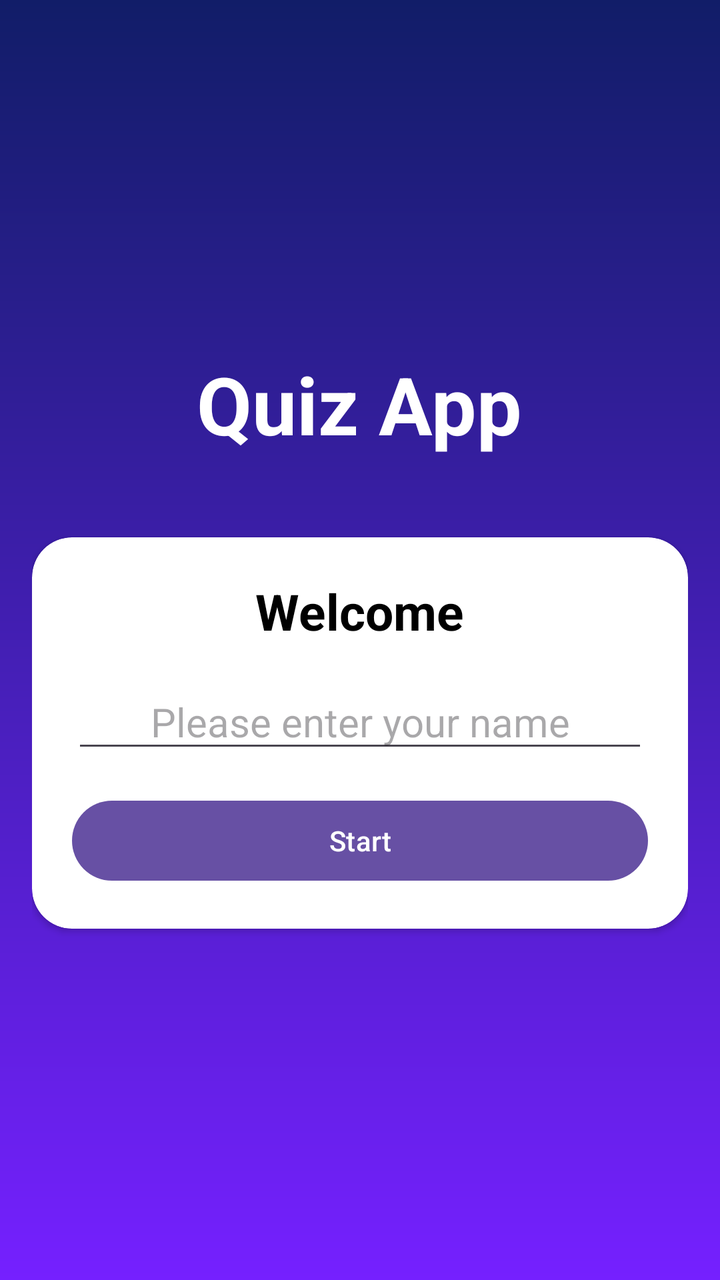
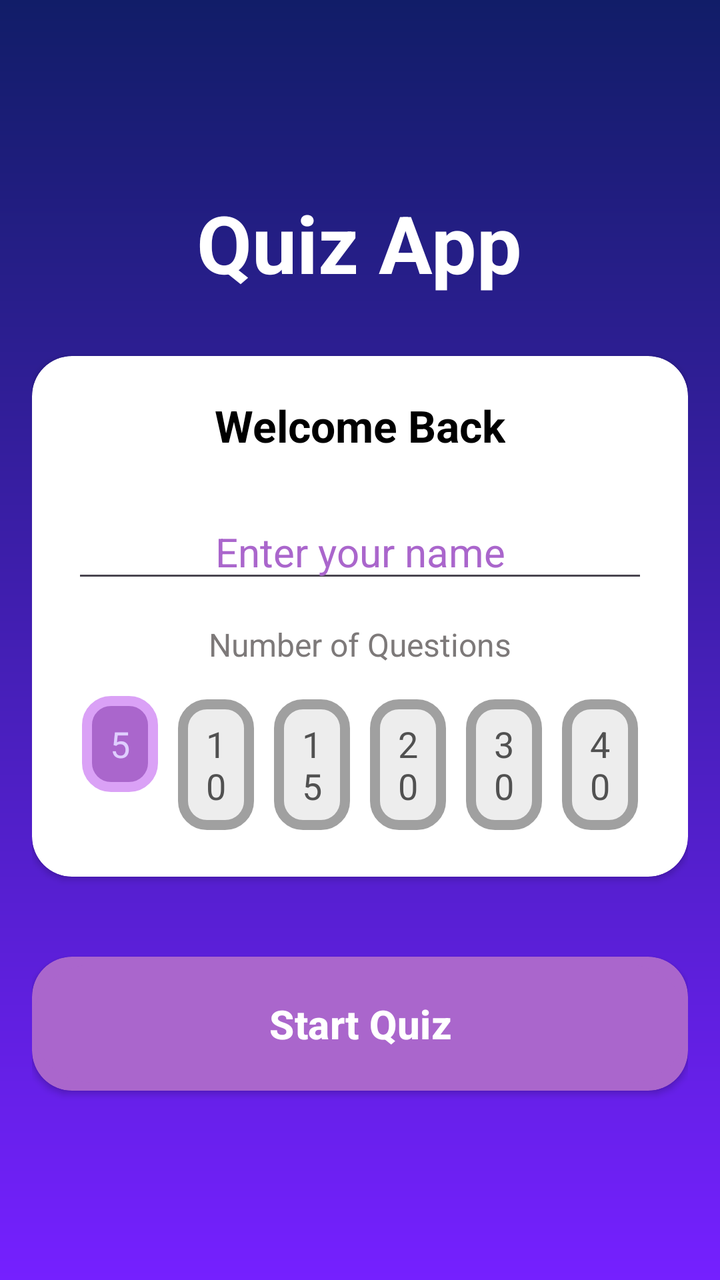

Two renders of the same Android screen: before a commit and after it. Below are the layout's source before the change and the commit's diff.
<!-- AndroidManifest.xml: application theme Theme.QuizApp -->
<!-- res/layout/activity_main.xml -->
<?xml version="1.0" encoding="utf-8"?>
<androidx.appcompat.widget.LinearLayoutCompat xmlns:android="http://schemas.android.com/apk/res/android"
    xmlns:app="http://schemas.android.com/apk/res-auto"
    xmlns:tools="http://schemas.android.com/tools"
    android:layout_width="match_parent"
    android:layout_height="match_parent"
    android:orientation="vertical"
    android:padding="16dp"
    android:background="@drawable/bg"
    android:gravity="center"
    tools:context=".MainActivity">

    
    <TextView
        android:layout_width="wrap_content"
        android:layout_height="wrap_content"
        android:text="@string/quiz_app_text"
        android:textSize="40sp"
        android:textColor="@android:color/white"
    android:textStyle="bold"
    android:layout_marginBottom="40dp"
    />

    
    <androidx.cardview.widget.CardView
        android:layout_width="match_parent"
        android:layout_height="wrap_content"
        app:cardBackgroundColor="@android:color/white"
    app:cardCornerRadius="20dp"
    >

    <androidx.appcompat.widget.LinearLayoutCompat
        android:layout_width="match_parent"
        android:layout_height="wrap_content"
        android:orientation="vertical"
        android:gravity="center"
        android:padding="20dp">

        
        <TextView
            android:layout_width="wrap_content"
            android:layout_height="wrap_content"
            android:text="@string/welcome_text"
            android:textStyle="bold"
            android:textSize="25sp"
            android:textColor="@android:color/black"
        />

        
        <EditText
            android:id="@+id/name_input"
            android:layout_width="match_parent"
            android:layout_height="wrap_content"
            android:hint="@string/enter_name_prompt"
            android:textSize="20sp"
            android:textStyle="normal"
            android:inputType="text"
            android:maxLines="1"
            android:singleLine="true"
            android:textAlignment="center"
            android:textColor="@android:color/holo_purple"
        android:layout_marginTop="15dp"
        android:layout_marginBottom="15dp"
        />

        
        <Button
            android:layout_width="match_parent"
            android:layout_height="wrap_content"
            android:text="Start"
            android:id="@+id/start_btn"
            />

    </androidx.appcompat.widget.LinearLayoutCompat>

</androidx.cardview.widget.CardView>

    </androidx.appcompat.widget.LinearLayoutCompat>
<!-- resources referenced by this layout -->
<resources>
  <!-- drawable bg (drawable) -->
  <?xml version="1.0" encoding="utf-8"?>
  <shape android:shape="rectangle" xmlns:android="http://schemas.android.com/apk/res/android">
  
      <gradient android:startColor="#7520FF"
          android:endColor="#111D68"
          android:angle="90 ">
  
      </gradient>
  </shape>
  <string name="enter_name_prompt">Please enter your name</string>
  <string name="quiz_app_text">Quiz App</string>
  <string name="welcome_text">Welcome</string>
  <style name="Theme.QuizApp" parent="Base.Theme.QuizApp">
          <item name="android:windowFullscreen">true</item>
      </style>
  <style name="Base.Theme.QuizApp" parent="Theme.Material3.DayNight.NoActionBar">
          
          
      </style>
</resources>

<!-- the commit's change to res/layout/activity_main.xml (unified diff, before → after) -->
@@ -1,5 +1,5 @@
 <?xml version="1.0" encoding="utf-8"?>
-<androidx.appcompat.widget.LinearLayoutCompat xmlns:android="http://schemas.android.com/apk/res/android"
+    <androidx.appcompat.widget.LinearLayoutCompat xmlns:android="http://schemas.android.com/apk/res/android"
     xmlns:app="http://schemas.android.com/apk/res-auto"
     xmlns:tools="http://schemas.android.com/tools"
     android:layout_width="match_parent"
@@ -17,62 +17,178 @@
         android:text="@string/quiz_app_text"
         android:textSize="40sp"
         android:textColor="@android:color/white"
-    android:textStyle="bold"
-    android:layout_marginBottom="40dp"
-    />
+        android:textStyle="bold"
+        android:layout_marginBottom="30dp"
+        android:gravity="center" />
 
     
     <androidx.cardview.widget.CardView
         android:layout_width="match_parent"
         android:layout_height="wrap_content"
         app:cardBackgroundColor="@android:color/white"
-    app:cardCornerRadius="20dp"
-    >
+        app:cardCornerRadius="20dp"
+        android:layout_marginBottom="20dp">
 
-    <androidx.appcompat.widget.LinearLayoutCompat
+        <androidx.appcompat.widget.LinearLayoutCompat
+            android:layout_width="match_parent"
+            android:layout_height="wrap_content"
+            android:orientation="vertical"
+            android:gravity="center"
+            android:padding="20dp">
+
+            
+            <TextView
+                android:layout_width="wrap_content"
+                android:layout_height="wrap_content"
+                android:text="@string/welcome_text"
+                android:textStyle="bold"
+                android:textSize="22sp"
+                android:textColor="@android:color/black"
+                android:gravity="center"
+                android:layout_marginBottom="10dp" />
+
+            
+            <EditText
+                android:id="@+id/name_input"
+                android:layout_width="match_parent"
+                android:layout_height="wrap_content"
+                android:hint="@string/enter_name_prompt"
+                android:textSize="20sp"
+                android:inputType="text"
+                android:focusedByDefault="true"
+                android:textColorHint="@android:color/holo_purple"
+                android:textAlignment="center"
+                android:textColor="@android:color/holo_purple"
+                android:layout_marginTop="15dp"
+                android:layout_marginBottom="15dp" />
+
+            
+            <TextView
+                android:layout_width="match_parent"
+                android:layout_height="wrap_content"
+                android:text="Number of Questions"
+                android:textColor="#7D7979"
+                android:textSize="16sp"
+                android:gravity="center"
+                android:layout_marginBottom="10dp" />
+
+            
+            <RadioGroup
+                android:id="@+id/question_count_radio_group"
+                android:layout_width="wrap_content"
+                android:layout_height="wrap_content"
+                android:orientation="horizontal"
+                >
+                
+                <RadioButton
+                    android:id="@+id/question_5"
+                    android:layout_width="wrap_content"
+                    android:layout_height="wrap_content"
+                    android:layout_weight="1"
+                    android:text="5"
+                    android:gravity="center"
+                    android:button="@null"
+                    android:background="@drawable/selector_button"
+                    android:textColor="@color/selector_button"
+                    android:textSize="18sp"
+                    android:padding="10dp"
+                    android:layout_margin="5dp"
+                    android:checked="true" />
+
+                <RadioButton
+                    android:id="@+id/question_10"
+                    android:layout_width="wrap_content"
+                    android:layout_height="wrap_content"
+                    android:layout_weight="1"
+                    android:text="10"
+                    android:gravity="center"
+                    android:button="@null"
+                    android:background="@drawable/selector_button"
+                    android:textColor="@color/selector_button"
+                    android:textSize="18sp"
+                    android:padding="10dp"
+                    android:layout_margin="5dp" />
+
+                <RadioButton
+                    android:id="@+id/question_15"
+                    android:layout_width="wrap_content"
+                    android:layout_height="wrap_content"
+                    android:layout_weight="1"
+                    android:text="15"
+                    android:gravity="center"
+                    android:button="@null"
+                    android:background="@drawable/selector_button"
+                    android:textColor="@color/selector_button"
+                    android:textSize="18sp"
+                    android:padding="10dp"
+                    android:layout_margin="5dp" />
+
+                <RadioButton
+                    android:id="@+id/question_20"
+                    android:layout_width="wrap_content"
+                    android:layout_height="wrap_content"
+                    android:layout_weight="1"
+                    android:text="20"
+                    android:gravity="center"
+                    android:button="@null"
+                    android:background="@drawable/selector_button"
+                    android:textColor="@color/selector_button"
+                    android:textSize="18sp"
+                    android:padding="10dp"
+                    android:layout_margin="5dp" />
+
+                <RadioButton
+                    android:id="@+id/question_30"
+                    android:layout_width="wrap_content"
+                    android:layout_height="wrap_content"
+                    android:layout_weight="1"
+                    android:text="30"
+                    android:button="@null"
+                    android:gravity="center"
+                    android:background="@drawable/selector_button"
+                    android:textColor="@color/selector_button"
+                    android:textSize="18sp"
+                    android:padding="10dp"
+                    android:layout_margin="5dp" />
+
+                <RadioButton
+                    android:id="@+id/question_40"
+                    android:layout_width="wrap_content"
+                    android:layout_height="wrap_content"
+                    android:layout_weight="1"
+                    android:text="40"
+                    android:button="@null"
+                    android:gravity="center"
+                    android:background="@drawable/selector_button"
+                    android:textColor="@color/selector_button"
+                    android:textSize="18sp"
+                    android:padding="10dp"
+                    android:layout_margin="5dp" />
+
+            </RadioGroup>
+
+        </androidx.appcompat.widget.LinearLayoutCompat>
+    </androidx.cardview.widget.CardView>
+
+    
+    <androidx.cardview.widget.CardView
         android:layout_width="match_parent"
         android:layout_height="wrap_content"
-        android:orientation="vertical"
-        android:gravity="center"
-        android:padding="20dp">
+        app:cardCornerRadius="20dp"
+        android:layout_marginTop="20dp"
+        app:cardBackgroundColor="@android:color/holo_purple">
 
-        
-        <TextView
-            android:layout_width="wrap_content"
-            android:layout_height="wrap_content"
-            android:text="@string/welcome_text"
-            android:textStyle="bold"
-            android:textSize="25sp"
-            android:textColor="@android:color/black"
-        />
-
-        
-        <EditText
-            android:id="@+id/name_input"
+        <Button
+            android:id="@+id/start_btn"
             android:layout_width="match_parent"
             android:layout_height="wrap_content"
-            android:hint="@string/enter_name_prompt"
+            android:text="Start Quiz"
+            android:textStyle="bold"
             android:textSize="20sp"
-            android:textStyle="normal"
-            android:inputType="text"
-            android:maxLines="1"
-            android:singleLine="true"
-            android:textAlignment="center"
-            android:textColor="@android:color/holo_purple"
-        android:layout_marginTop="15dp"
-        android:layout_marginBottom="15dp"
-        />
+            android:textColor="@android:color/white"
+            android:backgroundTint="@android:color/holo_purple"
+            android:padding="16dp" />
 
-        
-        <Button
-            android:layout_width="match_parent"
-            android:layout_height="wrap_content"
-            android:text="Start"
-            android:id="@+id/start_btn"
-            />
+    </androidx.cardview.widget.CardView>
 
-    </androidx.appcompat.widget.LinearLayoutCompat>
-
-</androidx.cardview.widget.CardView>
-
-    </androidx.appcompat.widget.LinearLayoutCompat>
+</androidx.appcompat.widget.LinearLayoutCompat>
<!-- resource entries referenced after the edit -->
@@ -10,12 +10,30 @@
   
       </gradient>
   </shape>
-  <string name="enter_name_prompt">Please enter your name</string>
+  <!-- drawable selector_button (drawable) -->
+  <?xml version="1.0" encoding="utf-8"?>
+  <selector xmlns:android="http://schemas.android.com/apk/res/android">
+      <item android:state_checked="true" android:drawable="@drawable/button_selected" />
+      <item android:state_checked="false" android:drawable="@drawable/button_unselected"/>
+  </selector>
+  <string name="enter_name_prompt">Enter your name</string>
   <string name="quiz_app_text">Quiz App</string>
-  <string name="welcome_text">Welcome</string>
+  <string name="welcome_text">Welcome Back</string>
   <style name="Theme.QuizApp" parent="Base.Theme.QuizApp">
           <item name="android:windowFullscreen">true</item>
       </style>
+  <!-- drawable button_selected (drawable) -->
+  <shape xmlns:android="http://schemas.android.com/apk/res/android">
+      <solid android:color="@android:color/holo_purple" />
+      <corners android:radius="12dp" />
+      <stroke android:width="5dp" android:color="#DAA1F6" />
+  </shape>
+  <!-- drawable button_unselected (drawable) -->
+  <shape xmlns:android="http://schemas.android.com/apk/res/android">
+      <solid android:color="#EDEDED" />
+      <corners android:radius="12dp" />
+      <stroke android:width="5dp" android:color="#A0A0A0"/>
+  </shape>
   <style name="Base.Theme.QuizApp" parent="Theme.Material3.DayNight.NoActionBar">
           
           
